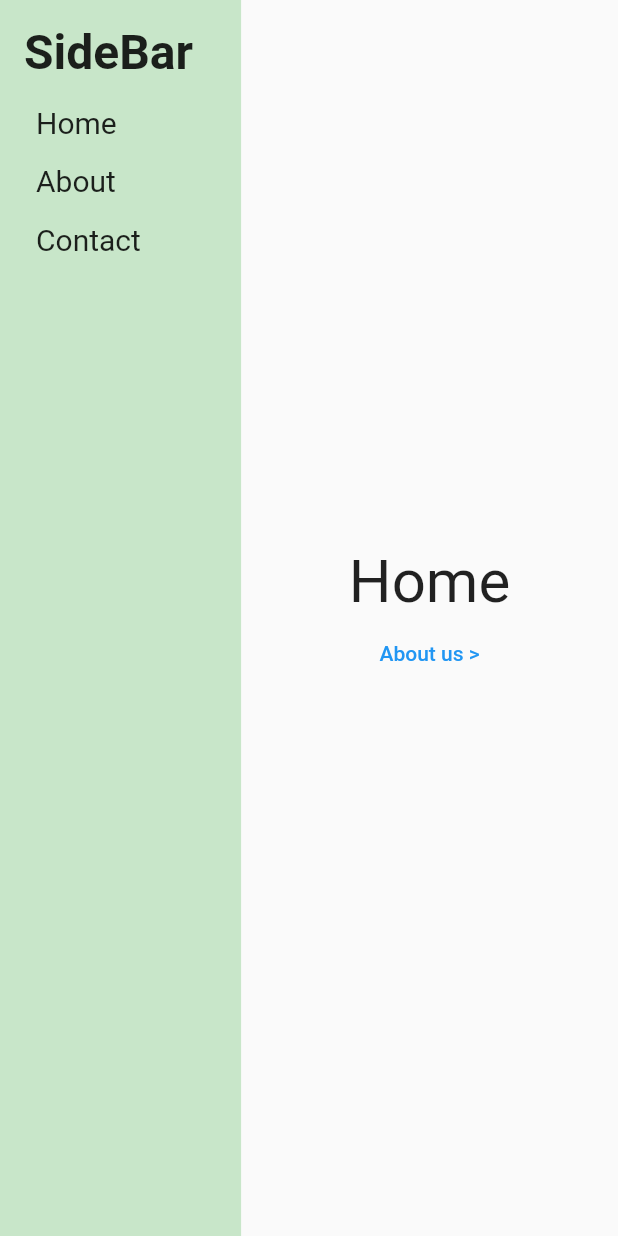
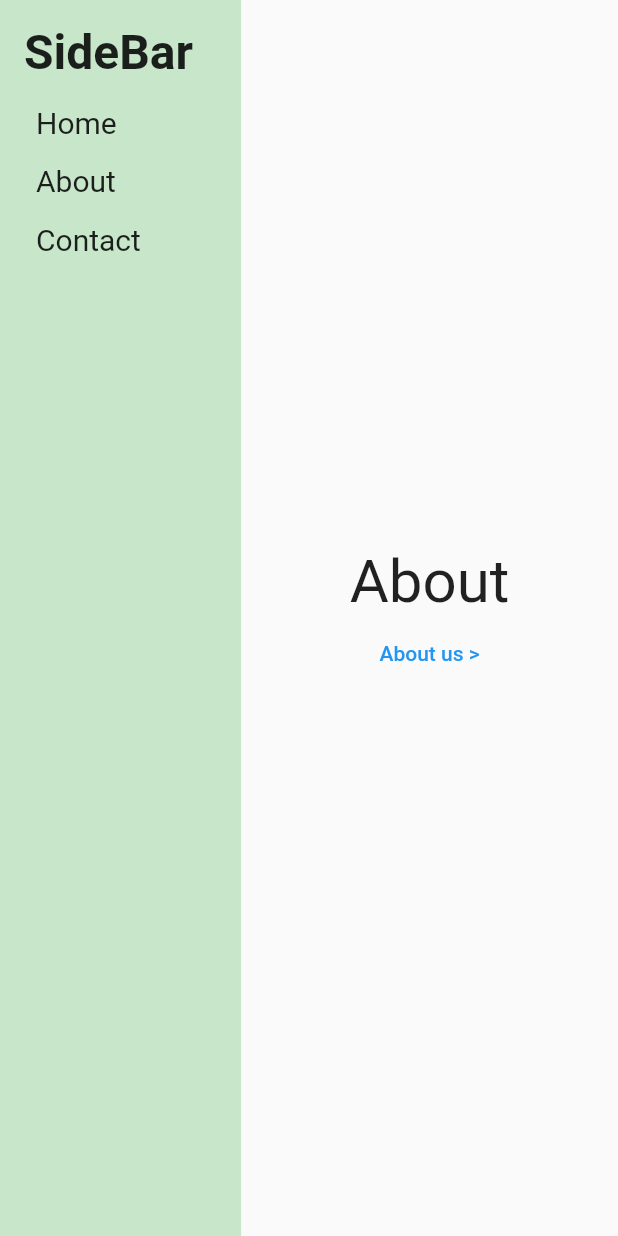
Before and after one commit to wjprogramer/tutorial_flutter_navigation_v2, a Flutter app: the screen it shows after launch, on a phone screen of 412 x 824 dp. Run offline on Flutter 3.47's test engine with Material 2 defaults, Android fonts, the phone set to English and light mode, and no system bars; our stand-ins replace equatable; missing offline and left inert: universal_html.

```diff
--- a/lib/layout/base_layout.dart
+++ b/lib/layout/base_layout.dart
@@ -1,5 +1,7 @@
 import 'package:flutter/material.dart';
 import 'package:tutorial_flutter_navigation_v2/layout/base_side_bar.dart';
+import 'package:tutorial_flutter_navigation_v2/navigation/my_route_information_parser.dart';
+import 'package:tutorial_flutter_navigation_v2/navigation/my_router_delegate.dart';
 import 'package:tutorial_flutter_navigation_v2/screens/simple_screen.dart';
 import "package:universal_html/html.dart" as html;
 import 'package:flutter/foundation.dart' show kIsWeb;
@@ -10,6 +12,31 @@ class BaseLayout extends StatefulWidget {
 }
 
 class _BaseLayoutState extends State<BaseLayout> {
+
+  PlatformRouteInformationProvider _routeInformationProvider;
+
+  MyRouterDelegate _routerDelegate;
+  MyRouteInformationParser _routeInformationParser = MyRouteInformationParser();
+
+  @override
+  void initState() {
+    super.initState();
+
+    _routeInformationProvider = PlatformRouteInformationProvider(
+        initialRouteInformation: RouteInformation(
+          location: '/about',
+        )
+    );
+
+    _routerDelegate = MyRouterDelegate();
+  }
+
+  @override
+  void dispose() {
+    _routeInformationProvider.dispose();
+    super.dispose();
+  }
+
   @override
   Widget build(BuildContext context) {
     return Scaffold(
@@ -17,7 +44,11 @@ class _BaseLayoutState extends State<BaseLayout> {
         children: [
           BaseSideBar(),
           Expanded(
-            child: SimpleScreen(text: 'Home')
+            child: Router(
+              routerDelegate: _routerDelegate,
+              routeInformationParser: _routeInformationParser,
+              routeInformationProvider: _routeInformationProvider,
+            )
           ),
         ],
       ),
```
